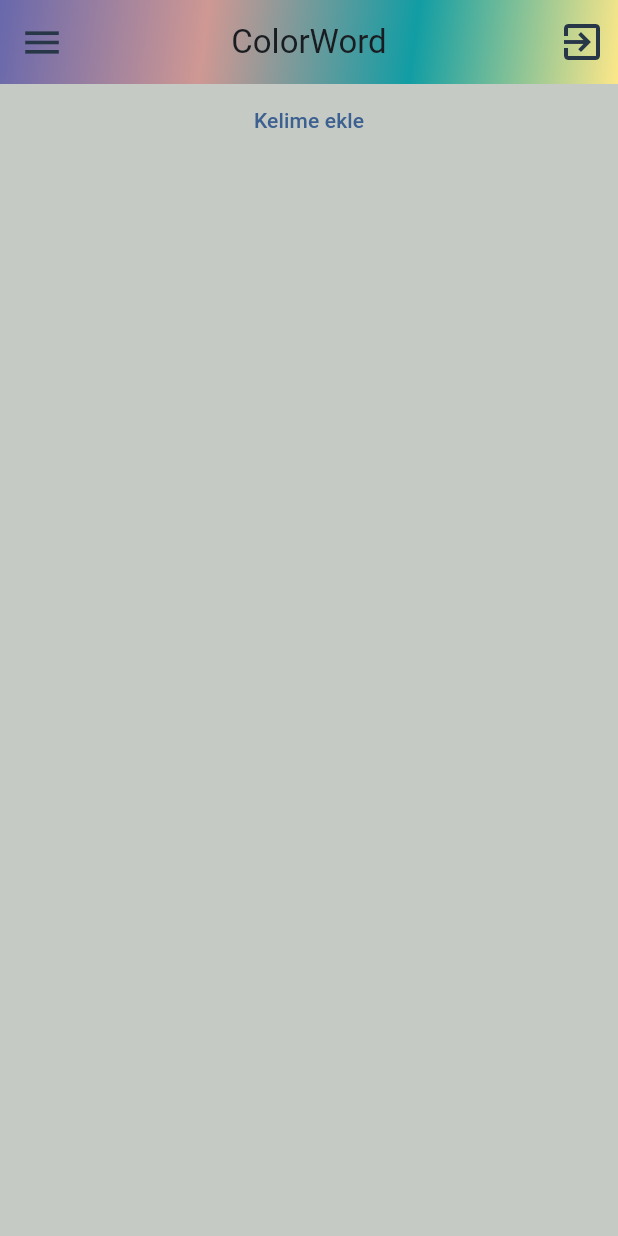
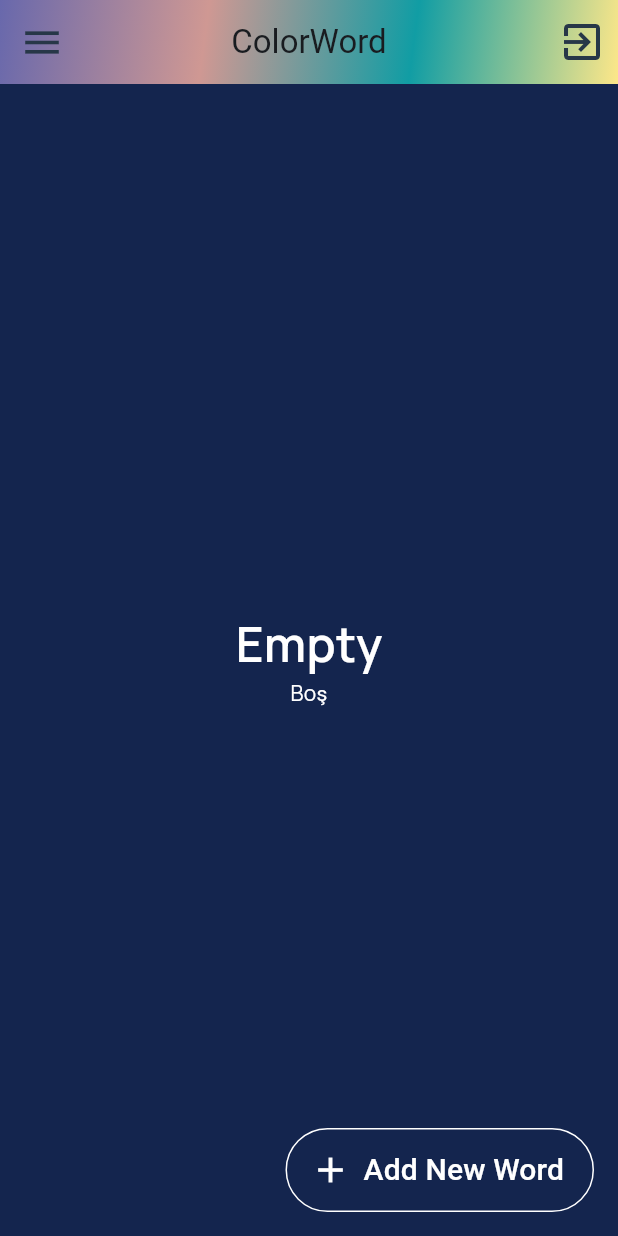
Before and after one commit to egemenocakli/colorword_new, a Flutter app: the screen it shows after launch, after a tap on "TR", after a tap on "Google ile giriş", on a phone screen of 412 x 824 dp. Run offline on Flutter 3.47's test engine with Material 2 defaults, Android fonts, the phone set to English and light mode, and no system bars; our stand-ins replace auto_route, cloud_firestore, easy_localization, firebase_auth, firebase_core, firebase_crashlytics and 2 more; accounts and stored records are empty.

Commit message:
User if login first time get and save him userinfo to firebase  (users>userInfo). If word list empty, send mock empty word.

```diff
--- a/lib/core/app_data/db/firestore_service.dart
+++ b/lib/core/app_data/db/firestore_service.dart
@@ -1,5 +1,6 @@
 import 'package:cloud_firestore/cloud_firestore.dart';
 import 'package:colorword_new/core/app_data/db/db_base.dart';
+import 'package:colorword_new/core/models/user_model.dart';
 import 'package:colorword_new/core/models/word_model.dart';
 import 'package:colorword_new/pages/auth/viewmodel/auth_viewmodel.dart';
 import 'package:flutter/material.dart';
@@ -52,12 +53,17 @@ class FirestoreService implements DbBase {
     List<Word> words = [];
 
     try {
-      //TODO: .doc düzeltilecek "_userViewModel.user.userId"
       await db.collection("users").doc(appUser?.userId).collection("words").get().then((value) {
         for (var element in value.docs) {
           words.add(Word.fromMap(element.data()));
         }
       });
+
+      // ignore: unnecessary_null_comparison
+      //Eğer kişi ilk defa giriyorsa userinfo çalışsın kişi bilgileri kaydedilsin.
+      if (words.isEmpty) {
+        createUserInfo();
+      }
     } catch (e) {
       debugPrint("db_firestore_service.readWords işleminde hata:$e");
     }
@@ -126,4 +132,23 @@ class FirestoreService implements DbBase {
 
     return true;
   }
+
+  //Words collectionuyla aynı dizinde bir kullanıcı bilgileri tutmak lazım
+  //loginden sonra bunları eklemek lazım ama sadece bir kere eklenmeli
+  Future<bool> createUserInfo() async {
+    bool sonuc = false;
+    try {
+      User user = User(
+          email: appUser!.email,
+          userId: appUser!.userId,
+          lastname: appUser!.lastname,
+          name: appUser!.name,
+          photo: "empty");
+      await db.collection("users").doc(appUser?.userId).collection("userInfo").add(user.toMap());
+    } catch (e) {
+      sonuc = false;
+      debugPrint("db_firestore_service.addWord işleminde hata:$e");
+    }
+    return sonuc;
+  }
 }
--- a/lib/pages/home/home_screen_view.dart
+++ b/lib/pages/home/home_screen_view.dart
@@ -4,39 +4,39 @@ import 'package:colorword_new/core/extensions/context_extension.dart';
 import 'package:colorword_new/core/extensions/string_extension.dart';
 import 'package:colorword_new/core/init/constants.dart';
 import 'package:colorword_new/core/init/language/locale_keys.g.dart';
+import 'package:colorword_new/core/models/word_model.dart';
 import 'package:colorword_new/locator.dart';
 import 'package:colorword_new/pages/home/home_screen_viewmodel.dart';
 import 'package:flutter/material.dart';
 
-class _HomeScreenViewState extends State<HomeScreenView> {
-  final HomeScreenViewModel _viewModel = locator<HomeScreenViewModel>();
-
-  @override
-  void initState() {
-    super.initState();
-    _viewModel.getWordList();
-  }
-
-  @override
-  Widget build(BuildContext context) {
-    return Scaffold(
-      body:
-          BaseView<HomeScreenViewModel>(viewModelBuilder: (_) => locator<HomeScreenViewModel>(), builder: _buildScreen),
-    );
-  }
-}
-
 @RoutePage()
 class HomeScreenView extends StatefulWidget {
-  const HomeScreenView({super.key});
+  const HomeScreenView({Key? key}) : super(key: key);
 
   @override
   State<HomeScreenView> createState() => _HomeScreenViewState();
 }
 
-Widget _buildScreen(BuildContext context, HomeScreenViewModel viewModel) {
+class _HomeScreenViewState extends State<HomeScreenView> {
+  final HomeScreenViewModel viewModel = locator<HomeScreenViewModel>();
+
+  @override
+  void initState() {
+    super.initState();
+    viewModel.getWordList();
+  }
+
+  @override
+  Widget build(BuildContext context) {
+    return BaseView(viewModelBuilder: (_) => locator<HomeScreenViewModel>(), builder: _buildScreen);
+  }
+
+  Widget _buildScreen(BuildContext context, HomeScreenViewModel homeScreenViewModel) {
+    {
       return Scaffold(
+        floatingActionButton: addNewWordFAB(viewModel),
         appBar: AppBar(
+          elevation: 2,
           title: const Text(
             AppConstants.appName,
           ),
@@ -70,23 +70,16 @@ Widget _buildScreen(BuildContext context, HomeScreenViewModel viewModel) {
         body: Center(
           child: Column(
             children: [
-          TextButton(
-              onPressed: () {
-                viewModel.addWord();
-              },
-              child: const Text("Kelime ekle")),
               Expanded(
                 flex: 1,
-            child: PageView.builder(
+                child: (viewModel.words?.length == null) || ((viewModel.words?.length ?? 0) <= 0)
+                    ? buildEmptyWordListPageInfo()
+                    : PageView.builder(
                         reverse: false,
-              itemCount: viewModel.words!.length,
+                        itemCount: viewModel.words?.length ?? 0,
                         scrollDirection: Axis.horizontal,
                         itemBuilder: (BuildContext context, int index) {
-                if (viewModel.words != null) {
-                  return wordPage(context, viewModel, index);
-                } else {
-                  return const Text("I cant find any word");
-                }
+                          return wordPage(context: context, word: viewModel.words?[index]);
                         },
                       ),
               ),
@@ -95,23 +88,49 @@ Widget _buildScreen(BuildContext context, HomeScreenViewModel viewModel) {
         ),
       );
     }
+  }
 
-Container wordPage(BuildContext context, HomeScreenViewModel viewModel, int index) {
+  Widget buildEmptyWordListPageInfo() {
+    return wordPage(context: context, word: viewModel.createEmptyWord());
+  }
+
+  FloatingActionButton addNewWordFAB(HomeScreenViewModel viewModel) {
+    return FloatingActionButton.extended(
+      onPressed: () {
+        viewModel.addWord();
+      },
+      shape: const RoundedRectangleBorder(
+          borderRadius: BorderRadius.all(Radius.circular(30.0)), side: BorderSide(width: 1, color: Colors.white)),
+      icon: const Icon(Icons.add, size: 28),
+      backgroundColor: Colors.transparent,
+      splashColor: Colors.transparent,
+      focusColor: Colors.transparent,
+      disabledElevation: 0,
+      highlightElevation: 0,
+      hoverColor: Colors.transparent, //tıkladığındaki
+      foregroundColor: Colors.white, //yazı rengi
+      label: const Text("Add New Word", style: TextStyle(fontSize: 20)),
+      elevation: 0,
+    );
+  }
+
+  Container wordPage({required BuildContext context, required Word? word}) {
     return Container(
       height: context.height,
       width: context.width,
-    color: viewModel.words![index]!.color,
+      color: word?.color,
       child: Column(
         mainAxisAlignment: MainAxisAlignment.center,
         children: [
-        Text(viewModel.words![index]!.word!,
+          Text(word?.word ?? '-',
               style: TextStyle(
                   fontFamily: 'Manrope', fontWeight: FontWeight.w600, fontSize: 32, color: ColorConstants.white)),
           Text(
-          viewModel.words![index]!.translatedWords![0]!,
+            word?.translatedWords?.firstOrNull ?? '-',
             style: TextStyle(fontFamily: 'Manrope', color: ColorConstants.white),
           )
         ],
       ),
     );
   }
+}
--- a/lib/pages/home/home_screen_viewmodel.dart
+++ b/lib/pages/home/home_screen_viewmodel.dart
@@ -1,4 +1,5 @@
 import 'dart:async';
+import 'package:cloud_firestore/cloud_firestore.dart';
 import 'package:colorword_new/core/app_data/db/firestore_service.dart';
 import 'package:colorword_new/core/base/viewmodel/base_view_model.dart';
 import 'package:colorword_new/core/models/word_model.dart';
@@ -9,7 +10,8 @@ import 'package:flutter/material.dart';
 class HomeScreenViewModel extends BaseViewModel {
   final FirestoreService _firestoreService = FirestoreService();
   late List<Word?>? words = [];
-  late Word word = Word();
+  // late Word word = Word();
+  int number = 0;
 
   @override
   FutureOr<void> init() {}
@@ -23,26 +25,27 @@ class HomeScreenViewModel extends BaseViewModel {
     viewState = ViewState.loading;
     words = await _firestoreService.readWords();
     viewState = ViewState.loaded;
-    getOneWord(words);
-    /*
-    if (words![0] == null) {
-      words![0]!.word = "empty";
-      return words;
-    }
-    */
+
     return words;
   }
 
-  Future<Word?> getOneWord(List<Word?>? words) async {
-    if (words != null) {
-      word = words[0]!;
-    }
-    return word;
+  Word createEmptyWord() {
+    Word emptyWord = Word(
+        addDate: Timestamp.now(),
+        color: Helpers.randomColor(),
+        lastUpdateDate: Timestamp.now(),
+        score: 0,
+        translatedWords: ["Boş"],
+        word: "Empty",
+        wordId: "1");
+
+    return emptyWord;
   }
 
   Future<void> addWord() async {
     Color wordColor = Helpers.randomColor();
-    Word newWord = Word(word: "5.kelime", color: wordColor, translatedWords: ["5.kelime anlamı"]);
+    number = number + 1;
+    Word newWord = Word(word: "$number.kelime", color: wordColor, translatedWords: ["$number.kelime anlamı"]);
     await _firestoreService.addWord(newWord);
   }
 
```
Also changed, not shown: lib/pages/auth/view/login_view.dart (+56 -8 lines), lib/view_sample.dart (added, +24 -0 lines). Lines whose indentation alone changed are shown as unchanged.
